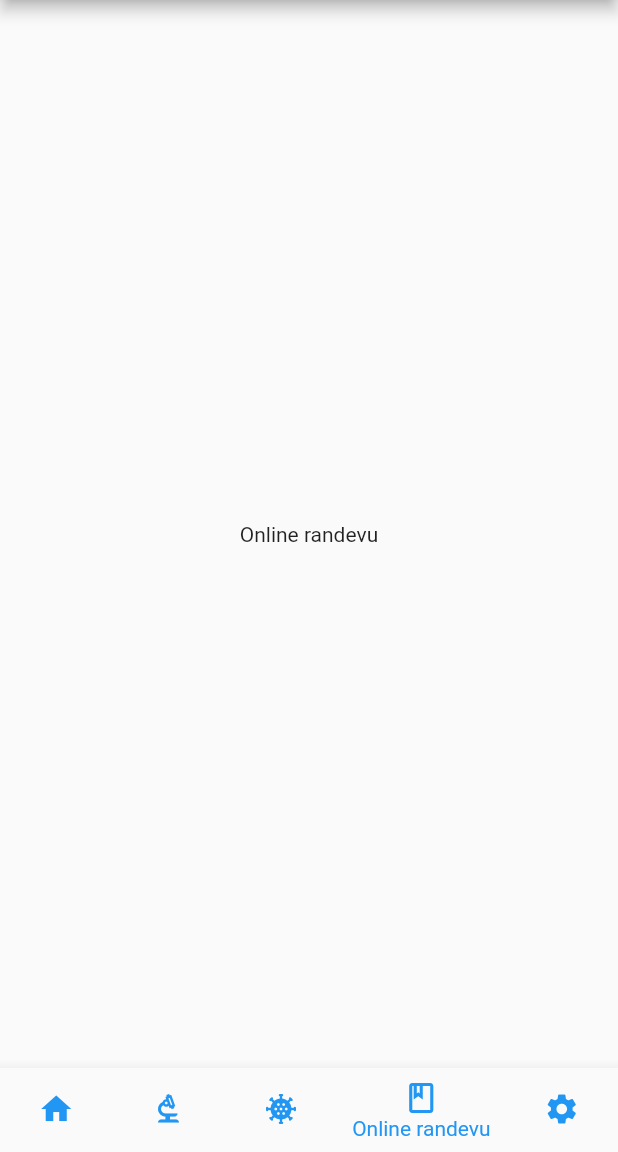
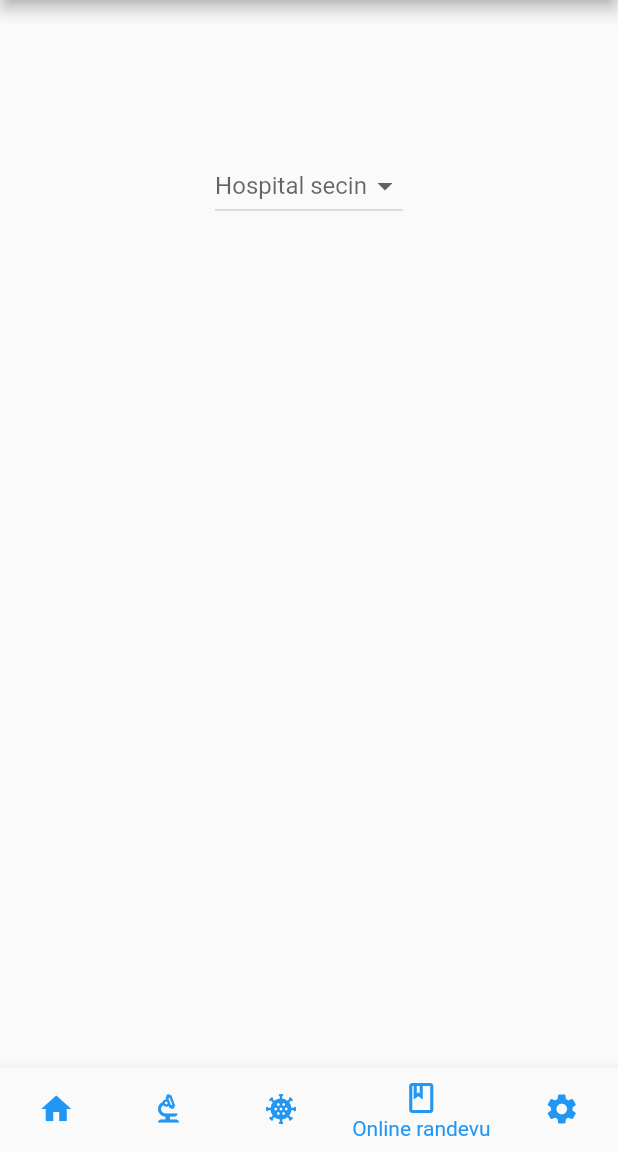
Before and after one commit to RahimCml/etebib_ticket, a Flutter app: the screen it shows after launch, item 4 of the bottom bar chosen, on a phone screen of 412 x 824 dp, the part 84-1236 px from its top. Run offline on Flutter 3.47's test engine with Material 2 defaults, Android fonts, the light colour scheme and no system bars.

Commit message:
Create DropDownBotton in order to choose hospital

```diff
--- a/lib/home_page.dart
+++ b/lib/home_page.dart
@@ -26,7 +26,7 @@ class _HomePageState extends State<HomePage> {
   void _onItemTapped (int index) {
     setState(() {
       _selectedIntex = index;
-      print('index $_selectedIntex');
+      // print('index $_selectedIntex');
     });
   }
   @override
@@ -43,7 +43,6 @@ class _HomePageState extends State<HomePage> {
         onTap: _onItemTapped,
         selectedItemColor: Colors.blue,
         unselectedItemColor: Colors.blue,
-
         items: const [
           BottomNavigationBarItem(icon: Icon(Icons.home), label: 'Home'),
           BottomNavigationBarItem(icon: Icon(Icons.biotech_outlined), label: 'Laboratoriya' ),
--- a/lib/screen/covid-19_screen.dart
+++ b/lib/screen/covid-19_screen.dart
@@ -1,6 +1,4 @@
 import 'package:flutter/material.dart';
-import 'package:flutter/src/widgets/framework.dart';
-import 'package:flutter/src/widgets/placeholder.dart';
 
 class Covid19Screen extends StatelessWidget {
   const Covid19Screen({super.key});
--- a/lib/screen/home_screen.dart
+++ b/lib/screen/home_screen.dart
@@ -1,6 +1,4 @@
 import 'package:flutter/material.dart';
-import 'package:flutter/src/widgets/framework.dart';
-import 'package:flutter/src/widgets/placeholder.dart';
 
 class HomeScreen extends StatelessWidget {
   const HomeScreen({super.key});
--- a/lib/screen/online_ticket.dart
+++ b/lib/screen/online_ticket.dart
@@ -1,6 +1,4 @@
 import 'package:flutter/material.dart';
-import 'package:flutter/src/widgets/framework.dart';
-import 'package:flutter/src/widgets/placeholder.dart';
 
 class OnlineTicketScreen extends StatefulWidget {
   const OnlineTicketScreen({super.key});
@@ -10,10 +8,48 @@ class OnlineTicketScreen extends StatefulWidget {
 }
 
 class _OnlineTicketScreenState extends State<OnlineTicketScreen> {
+
+  dynamic _selectedHospital;
+
+  final List<String> _hospitals = ['5 nomreli', '6 nomreli', 'Semashka'];
+
+  void _hospitalSelected () {
+    if(_selectedHospital) {
+    }
+  }
   @override
   Widget build(BuildContext context) {
-    return const Center(
-      child: Text('Online randevu'),
-    );
+    return Scaffold(
+      body: Center(
+      child: Padding(
+        padding: const EdgeInsets.only(top: 100),
+        child: Column(
+          children: [
+            DropdownButton(
+              value: _selectedHospital,
+              items: _hospitals
+                  .map(
+                    (option) => DropdownMenuItem(
+                      child: Text(option),
+                      value: option,
+                    ),
+                  )
+                  .toList(),
+              onChanged: (newValue) {
+                setState(() {
+                  _selectedHospital = newValue;
+                });
+              },
+              hint: const Text('Hospital secin'),
+            ),
+            _hospitalWidget()
+          ],
+        ),
+      ),
+    )
+  );
+  }
+  Widget _hospitalWidget() {
+    return _selectedHospital != null ? Text('$_selectedHospital') : const Text('');
   }
 }
```
Also changed, not shown: lib/screen/widgets/online_ticket_widget.dart (added, +16 -0 lines).
